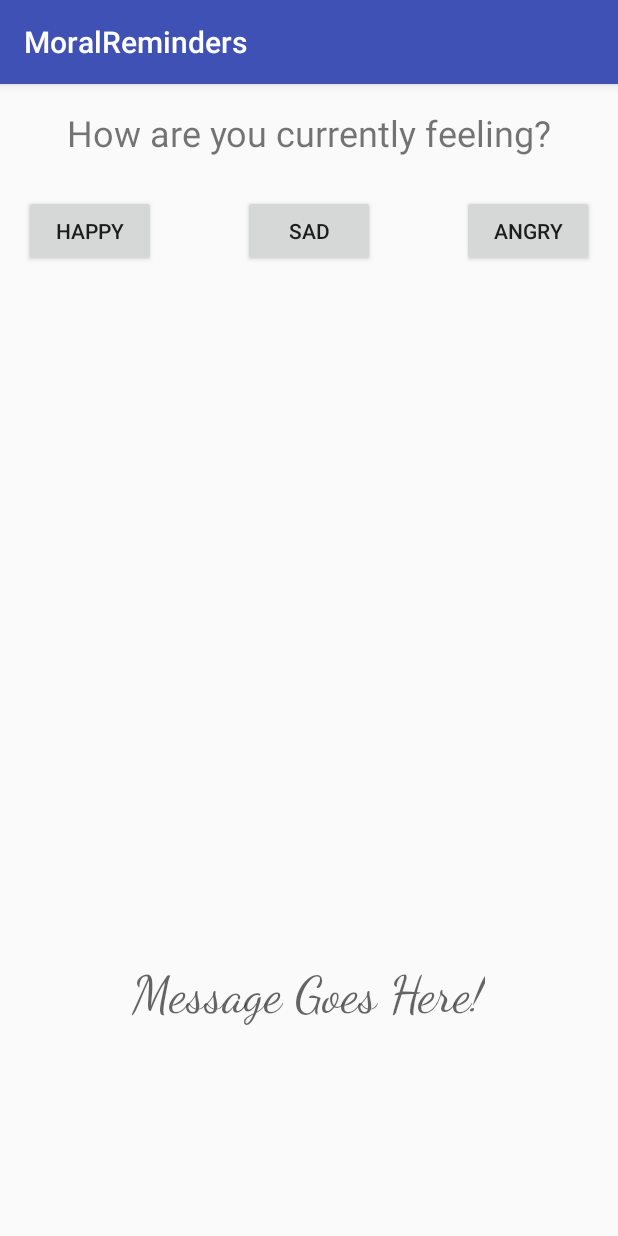
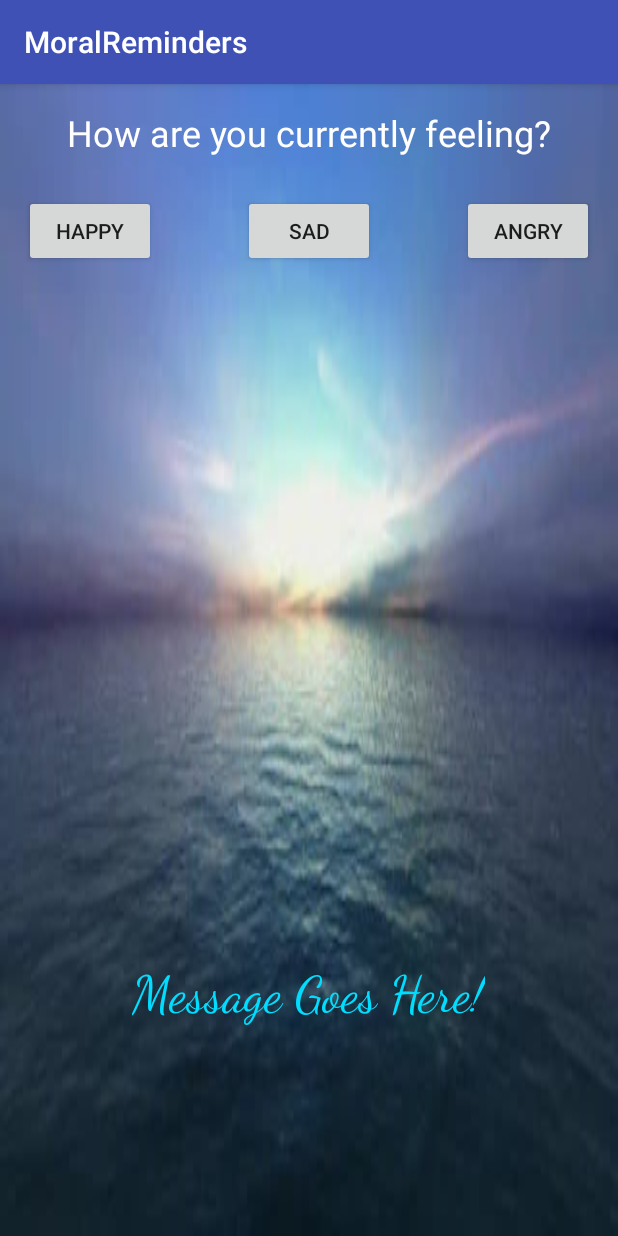
Before and after one commit to jonescr210/MoralReminders_CS499, an Android app: the screen it shows after launch (Moral_MainActivity), on a phone screen of 412 x 824 dp. Run offline under Robolectric (Android 15) with nearby library versions, the phone set to English and light mode, and no system bars.

Commit message:
Update 2/9: small edit

```diff
--- /dev/null
+++ b/app/src/main/res/drawable/calm_1.xml
@@ -0,0 +1,4 @@
+<?xml version="1.0" encoding="utf-8"?>
+<selector xmlns:android="http://schemas.android.com/apk/res/android">
+
+</selector>
--- a/app/src/main/res/layout/activity_moral__main.xml
+++ b/app/src/main/res/layout/activity_moral__main.xml
@@ -8,7 +8,8 @@
     android:paddingLeft="@dimen/activity_horizontal_margin"
     android:paddingRight="@dimen/activity_horizontal_margin"
     android:paddingTop="@dimen/activity_vertical_margin"
-    tools:context="cs499_uab_capstone_project.moralreminders.Moral_MainActivity">
+    tools:context="cs499_uab_capstone_project.moralreminders.Moral_MainActivity"
+    android:background="@drawable/calm_1">
 
     <Button
         android:text="@string/sad"
@@ -35,7 +36,8 @@
         android:id="@+id/textView2"
         android:textSize="24sp"
         android:layout_alignParentTop="true"
-        android:layout_centerHorizontal="true" />
+        android:layout_centerHorizontal="true"
+        android:textColor="@android:color/background_light" />
 
     <Button
         android:text="@string/happy"
@@ -55,5 +57,6 @@
         android:layout_marginBottom="124dp"
         android:id="@+id/moral_message"
         android:textAppearance="@style/TextAppearance.AppCompat.Display1"
-        android:fontFamily="cursive" />
+        android:fontFamily="cursive"
+        android:textColor="@android:color/holo_blue_bright" />
 </RelativeLayout>
```
Also changed, not shown: app/src/main/res/drawable/calm_1.jpg (added).
